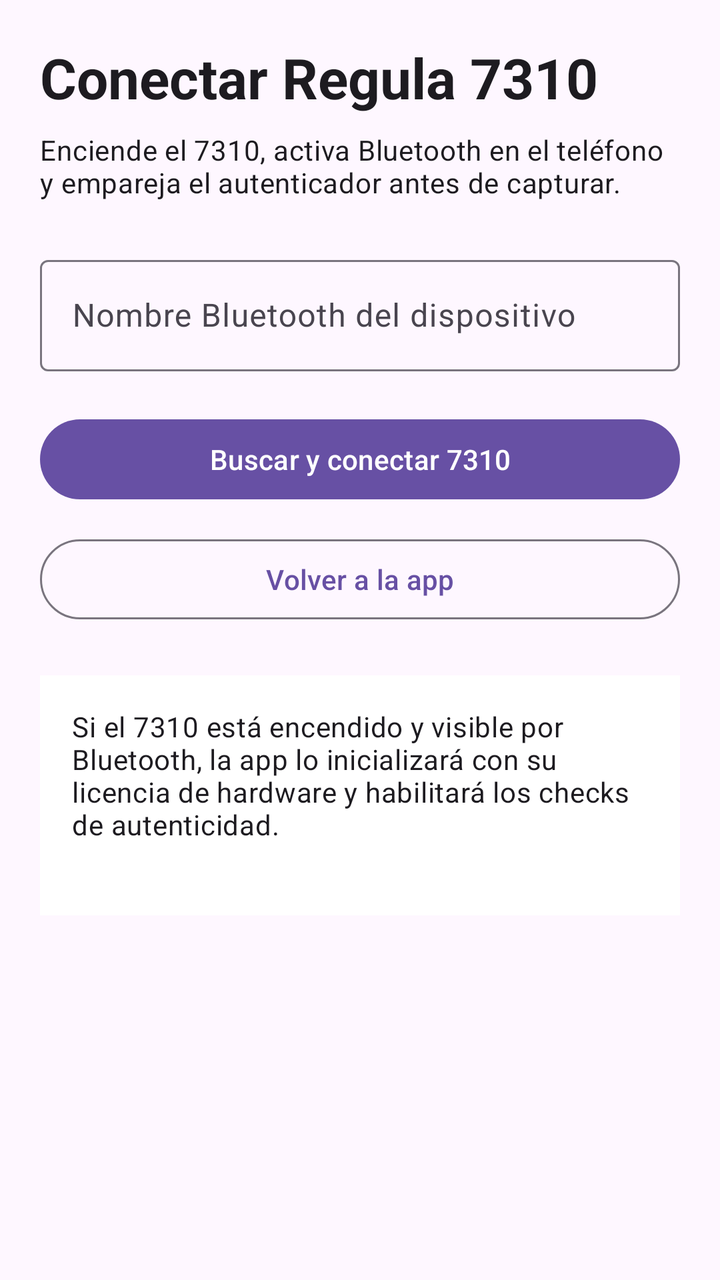
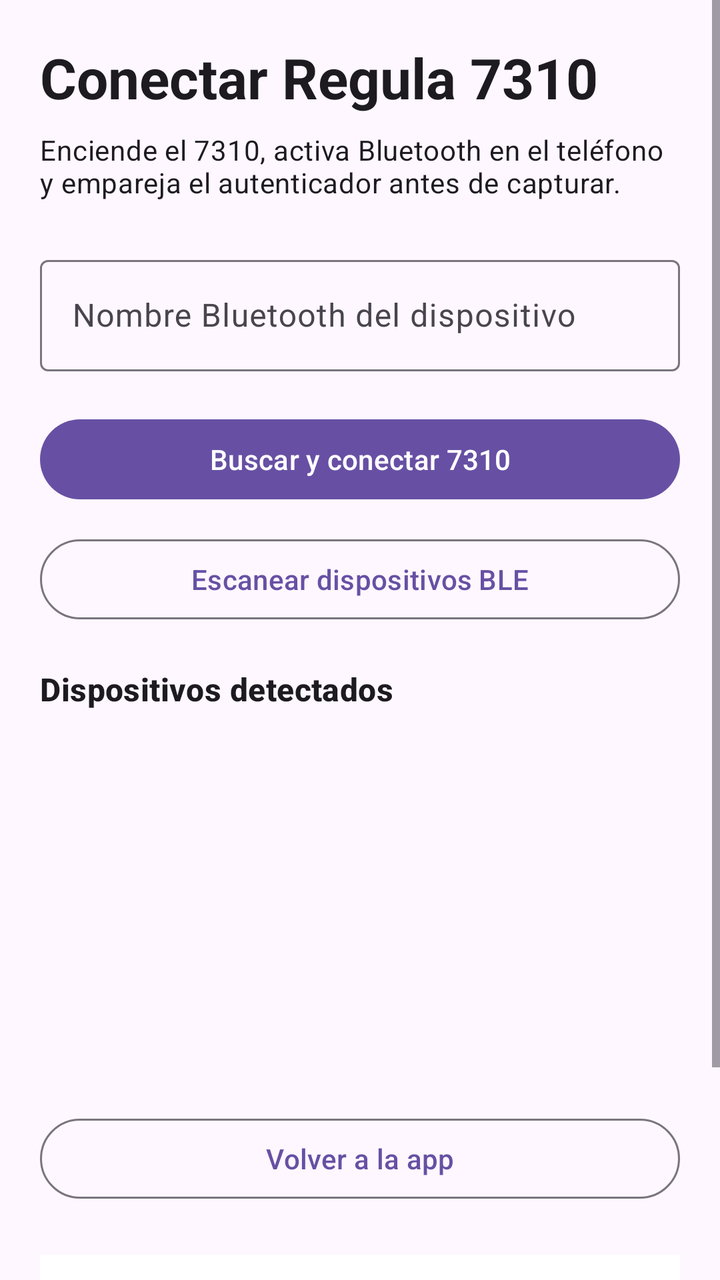

Two renders of the same Android screen: before a commit and after it. Below are the layout's source before the change and the commit's diff.
<!-- AndroidManifest.xml: application theme Theme.RegulaCaptureApp -->
<!-- res/layout/activity_connect_device.xml -->
<?xml version="1.0" encoding="utf-8"?>
<ScrollView xmlns:android="http://schemas.android.com/apk/res/android"
    android:layout_width="match_parent"
    android:layout_height="match_parent"
    android:fillViewport="true">

    <LinearLayout
        android:layout_width="match_parent"
        android:layout_height="wrap_content"
        android:orientation="vertical"
        android:padding="20dp">

        <TextView
            android:layout_width="match_parent"
            android:layout_height="wrap_content"
            android:text="@string/connect_title"
            android:textAppearance="@style/TextAppearance.Material3.HeadlineMedium"
            android:textStyle="bold" />

        <TextView
            android:layout_width="match_parent"
            android:layout_height="wrap_content"
            android:layout_marginTop="8dp"
            android:text="@string/connect_subtitle"
            android:textAppearance="@style/TextAppearance.Material3.BodyMedium" />

        <com.google.android.material.textfield.TextInputLayout
            android:layout_width="match_parent"
            android:layout_height="wrap_content"
            android:layout_marginTop="24dp"
            android:hint="@string/device_name_hint">

            <com.google.android.material.textfield.TextInputEditText
                android:id="@+id/deviceNameInput"
                android:layout_width="match_parent"
                android:layout_height="wrap_content"
                android:inputType="text" />
        </com.google.android.material.textfield.TextInputLayout>

        <com.google.android.material.button.MaterialButton
            android:id="@+id/connectButton"
            android:layout_width="match_parent"
            android:layout_height="wrap_content"
            android:layout_marginTop="20dp"
            android:text="@string/connect_button" />

        <com.google.android.material.button.MaterialButton
            android:id="@+id/skipButton"
            style="@style/Widget.Material3.Button.OutlinedButton"
            android:layout_width="match_parent"
            android:layout_height="wrap_content"
            android:layout_marginTop="12dp"
            android:text="@string/skip_button" />

        <TextView
            android:id="@+id/statusText"
            android:layout_width="match_parent"
            android:layout_height="wrap_content"
            android:layout_marginTop="24dp"
            android:background="@android:color/white"
            android:minHeight="120dp"
            android:padding="16dp"
            android:text="@string/connect_help"
            android:textAppearance="@style/TextAppearance.Material3.BodyMedium" />

    </LinearLayout>
</ScrollView>
<!-- resources referenced by this layout -->
<resources>
  <string name="connect_button">Buscar y conectar 7310</string>
  <string name="connect_help">Si el 7310 está encendido y visible por Bluetooth, la app lo inicializará con su licencia de hardware y habilitará los checks de autenticidad.</string>
  <string name="connect_subtitle">Enciende el 7310, activa Bluetooth en el teléfono y empareja el autenticador antes de capturar.</string>
  <string name="connect_title">Conectar Regula 7310</string>
  <string name="device_name_hint">Nombre Bluetooth del dispositivo</string>
  <string name="skip_button">Volver a la app</string>
  <style name="Theme.RegulaCaptureApp" parent="Theme.Material3.DayNight.NoActionBar">
          <item name="android:statusBarColor" tools:targetApi="l">@android:color/black</item>
          <item name="android:navigationBarColor">@android:color/black</item>
      </style>
</resources>

<!-- the commit's change to res/layout/activity_connect_device.xml (unified diff, before → after) -->
@@ -45,6 +45,29 @@
             android:text="@string/connect_button" />
 
         <com.google.android.material.button.MaterialButton
+            android:id="@+id/scanButton"
+            style="@style/Widget.Material3.Button.OutlinedButton"
+            android:layout_width="match_parent"
+            android:layout_height="wrap_content"
+            android:layout_marginTop="12dp"
+            android:text="@string/scan_button" />
+
+        <TextView
+            android:layout_width="match_parent"
+            android:layout_height="wrap_content"
+            android:layout_marginTop="20dp"
+            android:text="@string/devices_found_label"
+            android:textAppearance="@style/TextAppearance.Material3.TitleMedium"
+            android:textStyle="bold" />
+
+        <ListView
+            android:id="@+id/devicesList"
+            android:layout_width="match_parent"
+            android:layout_height="180dp"
+            android:layout_marginTop="8dp"
+            android:dividerHeight="1dp" />
+
+        <com.google.android.material.button.MaterialButton
             android:id="@+id/skipButton"
             style="@style/Widget.Material3.Button.OutlinedButton"
             android:layout_width="match_parent"
<!-- resource entries referenced after the edit -->
@@ -5,6 +5,8 @@
   <string name="connect_subtitle">Enciende el 7310, activa Bluetooth en el teléfono y empareja el autenticador antes de capturar.</string>
   <string name="connect_title">Conectar Regula 7310</string>
   <string name="device_name_hint">Nombre Bluetooth del dispositivo</string>
+  <string name="devices_found_label">Dispositivos detectados</string>
+  <string name="scan_button">Escanear dispositivos BLE</string>
   <string name="skip_button">Volver a la app</string>
   <style name="Theme.RegulaCaptureApp" parent="Theme.Material3.DayNight.NoActionBar">
           <item name="android:statusBarColor" tools:targetApi="l">@android:color/black</item>
